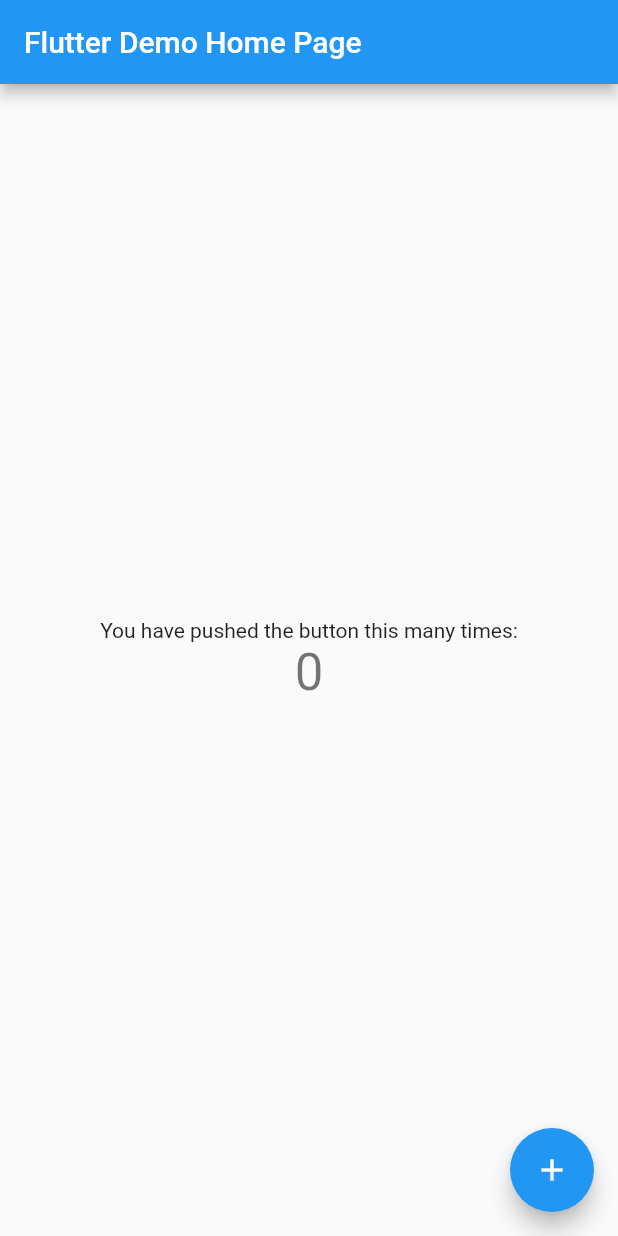
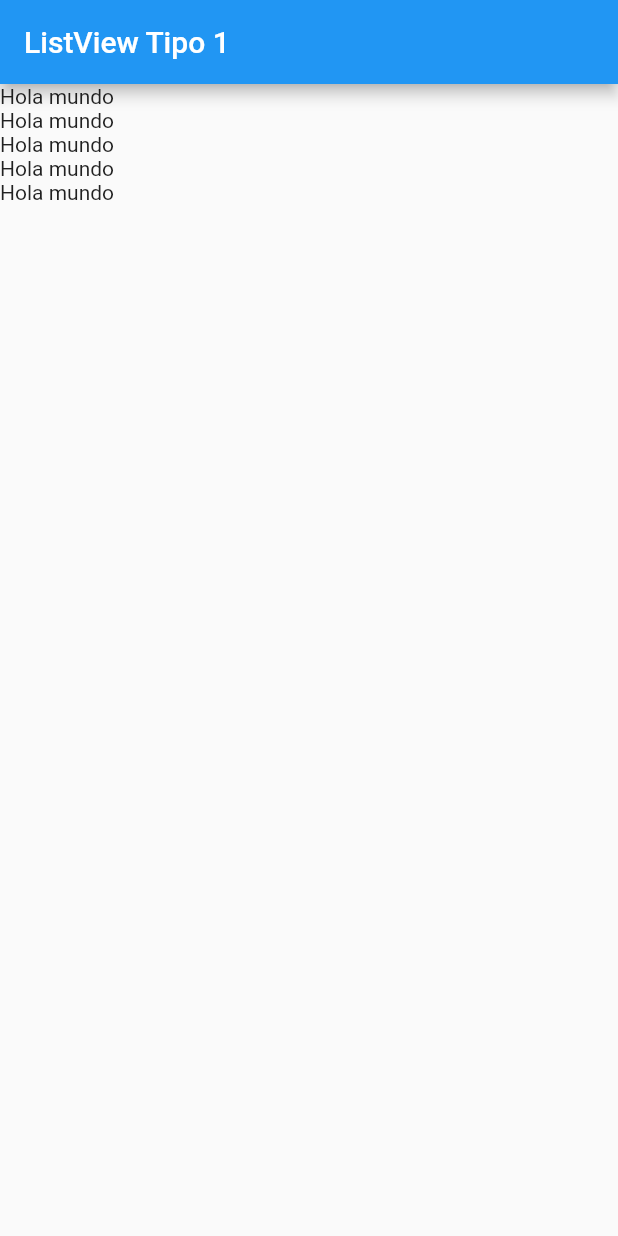
Before and after one commit to crisman9211/flutter-cr_components, a Flutter app: the screen it shows after launch, on a phone screen of 412 x 824 dp. Run offline on Flutter 3.47's test engine with Material 2 defaults, Android fonts, the phone set to English and light mode, and no system bars.

Commit message:
LIST VIEW: lista de elementos

```diff
--- a/lib/main.dart
+++ b/lib/main.dart
@@ -1,115 +1,16 @@
+import 'package:cr_components/screens/listview1.screen.dart';
 import 'package:flutter/material.dart';
 
-void main() {
-  runApp(const MyApp());
-}
+void main() => runApp(const MyApp());
 
 class MyApp extends StatelessWidget {
   const MyApp({super.key});
 
-  // This widget is the root of your application.
   @override
   Widget build(BuildContext context) {
-    return MaterialApp(
-      title: 'Flutter Demo',
-      theme: ThemeData(
-        // This is the theme of your application.
-        //
-        // Try running your application with "flutter run". You'll see the
-        // application has a blue toolbar. Then, without quitting the app, try
-        // changing the primarySwatch below to Colors.green and then invoke
-        // "hot reload" (press "r" in the console where you ran "flutter run",
-        // or simply save your changes to "hot reload" in a Flutter IDE).
-        // Notice that the counter didn't reset back to zero; the application
-        // is not restarted.
-        primarySwatch: Colors.blue,
-      ),
-      home: const MyHomePage(title: 'Flutter Demo Home Page'),
-    );
+    return const MaterialApp(
+        debugShowCheckedModeBanner: false,
+        title: 'Material App',
+        home: Listview1Screen());
   }
 }
-
-class MyHomePage extends StatefulWidget {
-  const MyHomePage({super.key, required this.title});
-
-  // This widget is the home page of your application. It is stateful, meaning
-  // that it has a State object (defined below) that contains fields that affect
-  // how it looks.
-
-  // This class is the configuration for the state. It holds the values (in this
-  // case the title) provided by the parent (in this case the App widget) and
-  // used by the build method of the State. Fields in a Widget subclass are
-  // always marked "final".
-
-  final String title;
-
-  @override
-  State<MyHomePage> createState() => _MyHomePageState();
-}
-
-class _MyHomePageState extends State<MyHomePage> {
-  int _counter = 0;
-
-  void _incrementCounter() {
-    setState(() {
-      // This call to setState tells the Flutter framework that something has
-      // changed in this State, which causes it to rerun the build method below
-      // so that the display can reflect the updated values. If we changed
-      // _counter without calling setState(), then the build method would not be
-      // called again, and so nothing would appear to happen.
-      _counter++;
-    });
-  }
-
-  @override
-  Widget build(BuildContext context) {
-    // This method is rerun every time setState is called, for instance as done
-    // by the _incrementCounter method above.
-    //
-    // The Flutter framework has been optimized to make rerunning build methods
-    // fast, so that you can just rebuild anything that needs updating rather
-    // than having to individually change instances of widgets.
-    return Scaffold(
-      appBar: AppBar(
-        // Here we take the value from the MyHomePage object that was created by
-        // the App.build method, and use it to set our appbar title.
-        title: Text(widget.title),
-      ),
-      body: Center(
-        // Center is a layout widget. It takes a single child and positions it
-        // in the middle of the parent.
-        child: Column(
-          // Column is also a layout widget. It takes a list of children and
-          // arranges them vertically. By default, it sizes itself to fit its
-          // children horizontally, and tries to be as tall as its parent.
-          //
-          // Invoke "debug painting" (press "p" in the console, choose the
-          // "Toggle Debug Paint" action from the Flutter Inspector in Android
-          // Studio, or the "Toggle Debug Paint" command in Visual Studio Code)
-          // to see the wireframe for each widget.
-          //
-          // Column has various properties to control how it sizes itself and
-          // how it positions its children. Here we use mainAxisAlignment to
-          // center the children vertically; the main axis here is the vertical
-          // axis because Columns are vertical (the cross axis would be
-          // horizontal).
-          mainAxisAlignment: MainAxisAlignment.center,
-          children: <Widget>[
-            const Text(
-              'You have pushed the button this many times:',
-            ),
-            Text(
-              '$_counter',
-              style: Theme.of(context).textTheme.headline4,
-            ),
-          ],
-        ),
-      ),
-      floatingActionButton: FloatingActionButton(
-        onPressed: _incrementCounter,
-        tooltip: 'Increment',
-        child: const Icon(Icons.add),
-      ), // This trailing comma makes auto-formatting nicer for build methods.
-    );
-  }
-}
--- /dev/null
+++ b/lib/screens/listview1.screen.dart
@@ -0,0 +1,22 @@
+import 'package:flutter/material.dart';
+
+class Listview1Screen extends StatelessWidget {
+  const Listview1Screen({Key? key}) : super(key: key);
+
+  @override
+  Widget build(BuildContext context) {
+    return Scaffold(
+        appBar: AppBar(
+          title: const Text('ListView Tipo 1'),
+        ),
+        body: ListView(
+          children: const [
+            Text('Hola mundo'),
+            Text('Hola mundo'),
+            Text('Hola mundo'),
+            Text('Hola mundo'),
+            Text('Hola mundo')
+          ],
+        ));
+  }
+}
```
